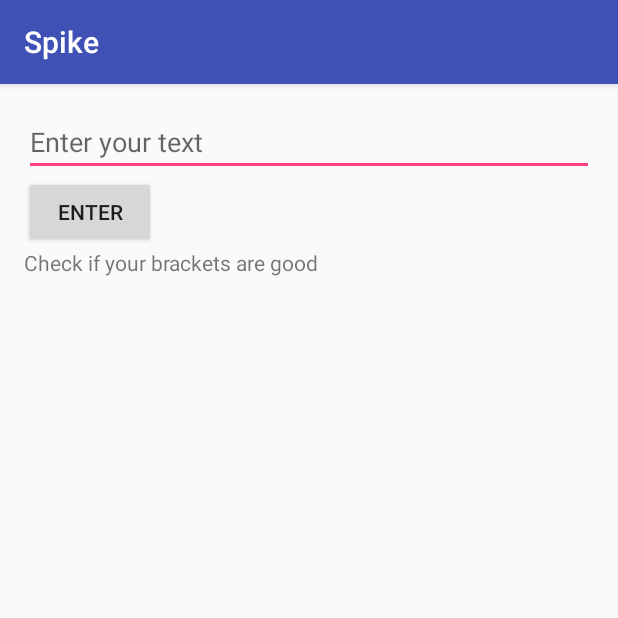
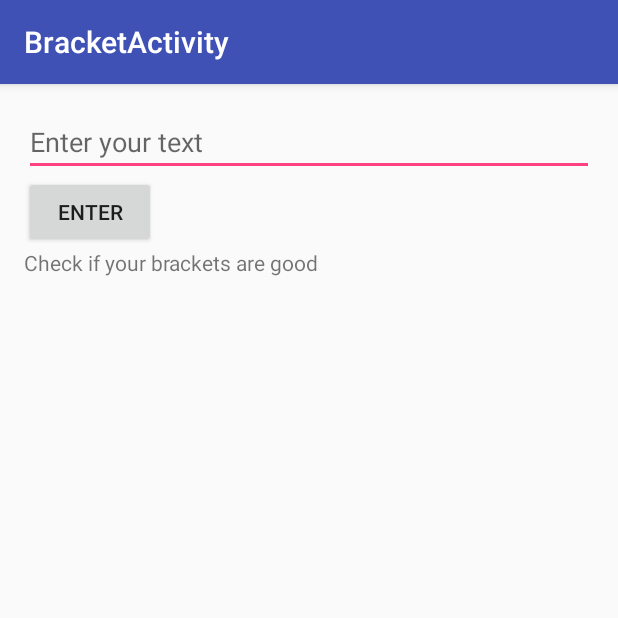
Before and after one commit to LaurentESP/Formation_Spike, an Android app: the BracketActivity screen opened directly, with no data from a screen before it, on a phone screen of 412 x 824 dp, the top half of it. Run offline under Robolectric (Android 15) with nearby library versions, the phone set to English and light mode, and no system bars.

Commit message:
Color modification

```diff
--- a/app/src/main/AndroidManifest.xml
+++ b/app/src/main/AndroidManifest.xml
@@ -19,7 +19,8 @@
             android:name=".PalindromActivity"
             android:label="@string/title_activity_palindrom"
             android:theme="@style/AppTheme.NoActionBar" />
-        <activity android:name=".BracketActivity" />
+        <activity android:name=".BracketActivity"
+            android:label="BracketActivity"/>
         <activity android:name=".FiboActivity" />
         <activity android:name=".RandomTextActivity"></activity>
     </application>
--- a/app/src/main/java/laurentesp/spike/Palindrom.java
+++ b/app/src/main/java/laurentesp/spike/Palindrom.java
@@ -21,6 +21,9 @@ public class Palindrom {
     public static boolean isPalindrome(String mot) {
         int longueurMot = mot.length();
         boolean palindromeResult = false;
+        if (longueurMot == 1) {
+            palindromeResult = true;
+        } else {
             for (int i = 0; i < longueurMot / 2; i++) {
                 if (Character.toLowerCase(mot.charAt(i)) == Character.toLowerCase(mot.charAt(longueurMot - i - 1))) {
                     palindromeResult = true;
@@ -29,10 +32,11 @@ public class Palindrom {
                     break;
                 }
             }
+        }
         return palindromeResult;
     }
 
-     public static String checkIfPalindrom(String stringToTest){
+    public static String checkIfPalindrom(String stringToTest) {
         String stringToReturn;
         if (isPalindrome(stringToTest)) {
             stringToReturn = new String(envers(stringToTest));
--- a/app/src/main/res/layout/activity_palindrom.xml
+++ b/app/src/main/res/layout/activity_palindrom.xml
@@ -29,7 +29,7 @@
         android:layout_height="wrap_content"
         android:layout_gravity="bottom|end"
         android:layout_margin="@dimen/fab_margin"
-        app:srcCompat="@android:drawable/ic_dialog_email"
+        app:srcCompat="@android:drawable/ic_dialog_info"
         app:backgroundTint="@android:color/transparent"/>
 
 </android.support.design.widget.CoordinatorLayout>
--- a/app/src/main/res/values/colors.xml
+++ b/app/src/main/res/values/colors.xml
@@ -3,4 +3,12 @@
     <color name="colorPrimary">#3F51B5</color>
     <color name="colorPrimaryDark">#303F9F</color>
     <color name="colorAccent">#FF4081</color>
+    <color name="primary">#009688</color>
+    <color name="primary_dark">#00796B</color>
+    <color name="primary_light">#B2DFDB</color>
+    <color name="accent">#FFC107</color>
+    <color name="primary_text">#212121</color>
+    <color name="secondary_text">#757575</color>
+    <color name="icons">#FFFFFF</color>
+    <color name="divider">#BDBDBD</color>
 </resources>
--- a/app/src/main/res/values/styles.xml
+++ b/app/src/main/res/values/styles.xml
@@ -6,11 +6,16 @@
         <item name="colorPrimary">@color/colorPrimary</item>
         <item name="colorPrimaryDark">@color/colorPrimaryDark</item>
         <item name="colorAccent">@color/colorAccent</item>
+        <!--<item name="textColorSecondary">@color/secondary_text</item> -->
+        <!--<item name="textColorPrimary">@color/primary_text</item> -->
     </style>
 
     <style name="AppTheme.NoActionBar">
         <item name="windowActionBar">false</item>
         <item name="windowNoTitle">true</item>
+        <item name="colorPrimary">@color/primary</item>
+        <item name="colorPrimaryDark">@color/primary_dark</item>
+        <item name="colorAccent">@color/accent</item>
     </style>
 
     <style name="AppTheme.AppBarOverlay" parent="ThemeOverlay.AppCompat.Dark.ActionBar" />
```
Lines whose indentation alone changed are shown as unchanged.
